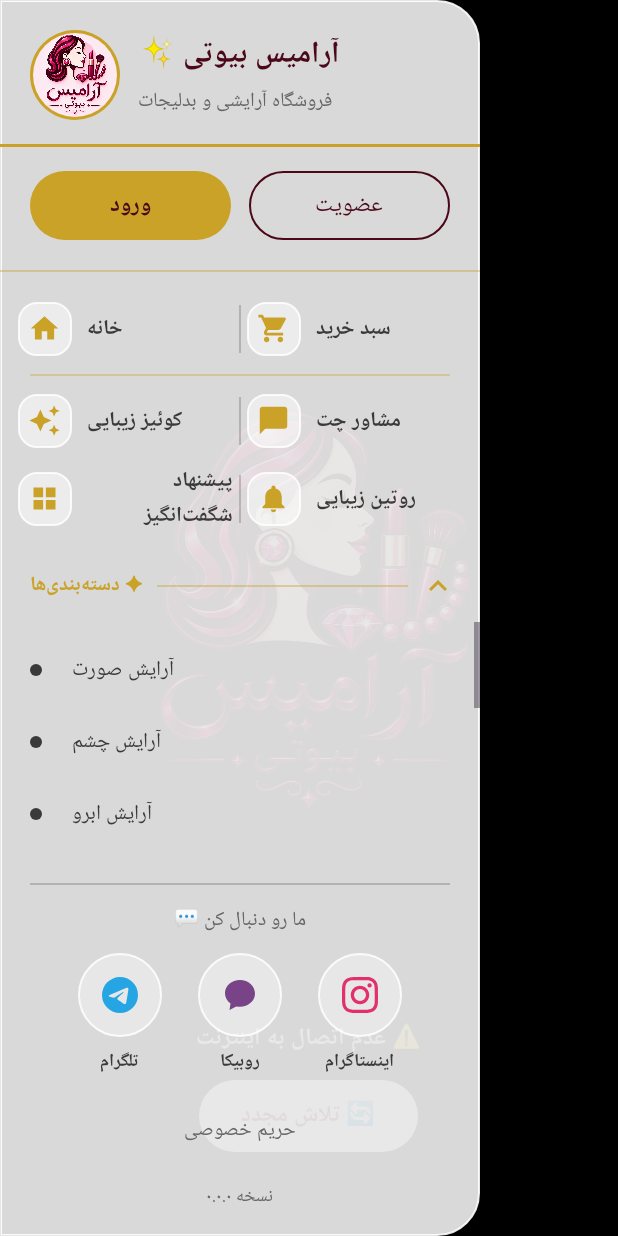
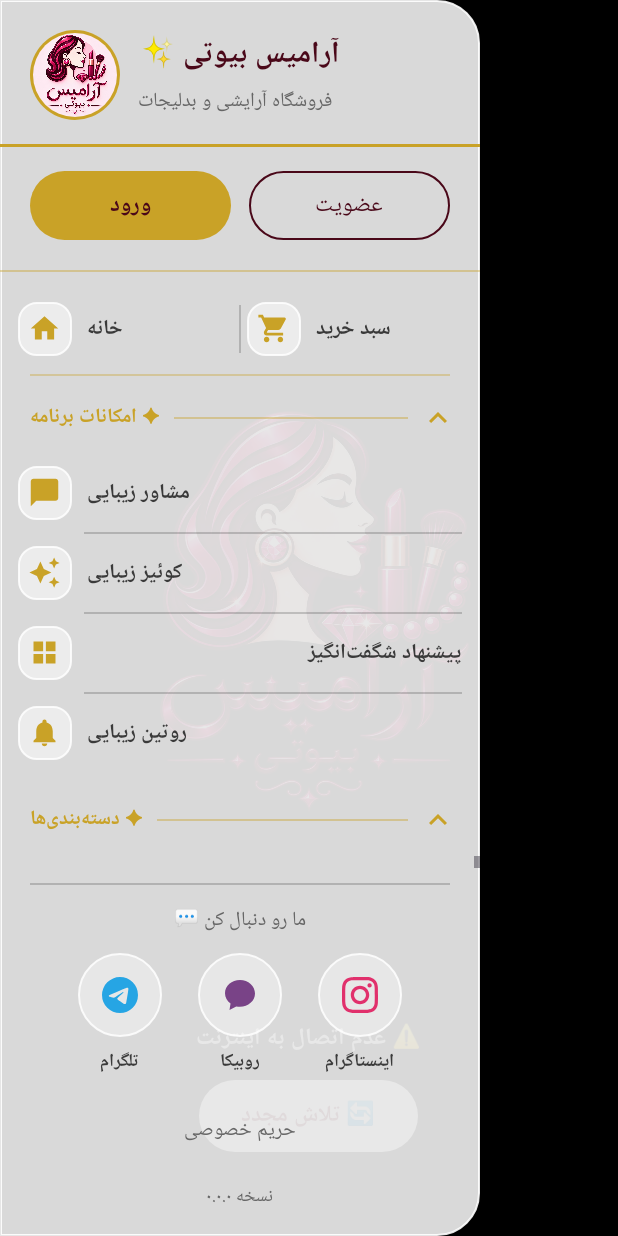
Before and after one commit to IcePower-team/aramis-beauty-app, an Android app: the screen it shows after launch (MainActivity), with the side drawer open, on a phone screen of 412 x 824 dp. Run offline under Robolectric (Android 15) with nearby library versions, the phone set to English and light mode, and no system bars.

Commit message:
Drawer: collapsible «امکانات برنامه» group, vertical feature rows + live deals countdown chip
- New expandable group under Home/Cart with a rotating chevron;
  choice remembered in SharedPreferences (default expanded)
- Advisor, quiz, deals and routine now one full-width row each, so
  «پیشنهاد شگفت‌انگیز» shows its full label; advisor relabelled
  «مشاور زیبایی»
- Deals row carries a small live countdown chip (cached deals only)
- Old pair-row layout removed; Home/Cart and the rest unchanged
- Version stays 1.6.9 (33)

```diff
--- a/app/src/main/java/ir/aramisbeauty/app/MainActivity.kt
+++ b/app/src/main/java/ir/aramisbeauty/app/MainActivity.kt
@@ -74,6 +74,7 @@ class MainActivity : AppCompatActivity() {
     private var splashOffline = false
     private var splashStartTime = 0L
     private val splashHandler = Handler(Looper.getMainLooper())
+    private var dealsChipHandler: Handler? = null
     private val requestNotificationPermission =
         registerForActivityResult(ActivityResultContracts.RequestPermission()) { _ -> }
 
@@ -226,6 +227,54 @@ class MainActivity : AppCompatActivity() {
             setCategoriesExpanded(expanded)
             prefs.edit().putBoolean("drawer_categories_expanded", expanded).apply()
         }
+
+        // App features group — same collapsible pattern as categories:
+        // header with a rotating chevron, choice remembered in prefs.
+        // Default expanded on first install.
+        val featuresGroup = findViewById<View>(R.id.features_group)
+        val featuresChevron = findViewById<ImageView>(R.id.features_chevron)
+        fun setFeaturesExpanded(expanded: Boolean) {
+            featuresGroup.visibility = if (expanded) View.VISIBLE else View.GONE
+            featuresChevron.rotation = if (expanded) 180f else 0f
+        }
+        setFeaturesExpanded(prefs.getBoolean("drawer_features_expanded", true))
+        findViewById<View>(R.id.features_header).setOnClickListener {
+            val expanded = featuresGroup.visibility != View.VISIBLE
+            featuresChevron.animate()
+                .rotation(if (expanded) 180f else 0f)
+                .setDuration(250).start()
+            setFeaturesExpanded(expanded)
+            prefs.edit().putBoolean("drawer_features_expanded", expanded).apply()
+        }
+
+        // Live countdown chip on the deals row (cached deals only; hidden
+        // until the deals have been fetched once, and after they end).
+        // Ticks once a second, same as the DealsActivity countdown.
+        val dealsChip = findViewById<TextView>(R.id.deals_countdown_chip)
+        val chipHandler = Handler(Looper.getMainLooper())
+        dealsChipHandler = chipHandler
+        val dealsChipTick = object : Runnable {
+            override fun run() {
+                try {
+                    val cfg = RemoteDeals.loadCached(this@MainActivity)
+                    if (cfg == null) {
+                        dealsChip.visibility = View.GONE
+                    } else {
+                        val remaining = cfg.endsAtMillis - System.currentTimeMillis()
+                        if (remaining <= 0) {
+                            dealsChip.visibility = View.GONE
+                        } else {
+                            dealsChip.visibility = View.VISIBLE
+                            dealsChip.text = formatDealsChip(remaining)
+                        }
+                    }
+                } catch (_: Exception) {
+                    dealsChip.visibility = View.GONE
+                }
+                chipHandler.postDelayed(this, 1000)
+            }
+        }
+        chipHandler.post(dealsChipTick)
 
         // Login / register buttons in the drawer header
         val header = findViewById<View>(R.id.drawer_header)
@@ -638,6 +687,17 @@ class MainActivity : AppCompatActivity() {
         webView.loadUrl(url)
     }
 
+    /** Compact countdown for the deals drawer chip: «⏳ ۲ روز» or «⏳ ۱۲:۳۴:۵۶». */
+    private fun formatDealsChip(millis: Long): String {
+        val totalSeconds = millis / 1000
+        val days = totalSeconds / 86400
+        if (days > 0) return "⏳ ${toFaDigits(days.toString())} روز"
+        val hours = (totalSeconds % 86400) / 3600
+        val minutes = (totalSeconds % 3600) / 60
+        val seconds = totalSeconds % 60
+        return "⏳ ${toFaDigits("%02d:%02d:%02d".format(hours, minutes, seconds))}"
+    }
+
     private fun openExternal(url: String) {
         try {
             startActivity(Intent(Intent.ACTION_VIEW, Uri.parse(url)))
@@ -647,6 +707,7 @@ class MainActivity : AppCompatActivity() {
     }
 
     override fun onDestroy() {
+        dealsChipHandler?.removeCallbacksAndMessages(null)
         webView.destroy()
         super.onDestroy()
     }
--- a/app/src/main/res/layout/activity_main.xml
+++ b/app/src/main/res/layout/activity_main.xml
@@ -251,23 +251,110 @@
                 android:alpha="0.35"
                 android:background="@color/gold" />
 
+            <!-- App features — collapsible group, one full-width row each
+                 (v1.6.9 fix: «پیشنهاد شگفت‌انگیز» was cramped in a pair) -->
             <LinearLayout
+                android:id="@+id/features_header"
                 android:layout_width="match_parent"
                 android:layout_height="wrap_content"
-                android:orientation="horizontal">
+                android:background="?attr/selectableItemBackground"
+                android:clickable="true"
+                android:focusable="true"
+                android:gravity="center_vertical"
+                android:minHeight="48dp"
+                android:orientation="horizontal"
+                android:paddingStart="20dp"
+                android:paddingEnd="16dp"
+                android:paddingTop="8dp"
+                android:paddingBottom="8dp">
+
+                <TextView
+                    android:layout_width="wrap_content"
+                    android:layout_height="wrap_content"
+                    android:text="@string/nav_features"
+                    android:textColor="@color/gold"
+                    android:textSize="13sp"
+                    android:textStyle="bold" />
+
+                <View
+                    android:layout_width="0dp"
+                    android:layout_height="1dp"
+                    android:layout_marginStart="10dp"
+                    android:layout_weight="1"
+                    android:alpha="0.4"
+                    android:background="@color/gold" />
+
+                <ImageView
+                    android:id="@+id/features_chevron"
+                    android:layout_width="24dp"
+                    android:layout_height="24dp"
+                    android:layout_marginStart="8dp"
+                    android:contentDescription="باز و بسته کردن امکانات برنامه"
+                    android:src="@drawable/ic_chevron_down"
+                    android:tint="@color/gold" />
+            </LinearLayout>
+
+            <LinearLayout
+                android:id="@+id/features_group"
+                android:layout_width="match_parent"
+                android:layout_height="wrap_content"
+                android:orientation="vertical">
 
                 <LinearLayout
-                    android:id="@+id/row_quiz"
-                    android:layout_width="0dp"
+                    android:id="@+id/row_advisor"
+                    android:layout_width="match_parent"
                     android:layout_height="52dp"
-                    android:layout_weight="1"
                     android:background="?attr/selectableItemBackground"
                     android:clickable="true"
                     android:focusable="true"
                     android:gravity="center_vertical"
                     android:orientation="horizontal"
                     android:paddingStart="12dp"
-                    android:paddingEnd="4dp">
+                    android:paddingEnd="12dp">
+
+                    <LinearLayout
+                        android:layout_width="36dp"
+                        android:layout_height="36dp"
+                        android:background="@drawable/drawer_icon_chip"
+                        android:gravity="center"
+                        android:orientation="vertical">
+
+                        <ImageView
+                            android:layout_width="22dp"
+                            android:layout_height="22dp"
+                            android:contentDescription="@string/nav_advisor"
+                            android:src="@drawable/ic_chat"
+                            android:tint="@color/gold" />
+                    </LinearLayout>
+
+                    <TextView
+                        android:layout_width="wrap_content"
+                        android:layout_height="wrap_content"
+                        android:layout_marginStart="10dp"
+                        android:text="@string/nav_advisor"
+                        android:textColor="@color/drawer_text"
+                        android:textSize="14sp"
+                        android:textStyle="bold" />
+                </LinearLayout>
+
+                <View
+                    android:layout_width="match_parent"
+                    android:layout_height="1dp"
+                    android:layout_marginStart="56dp"
+                    android:layout_marginEnd="12dp"
+                    android:background="#2E000000" />
+
+                <LinearLayout
+                    android:id="@+id/row_quiz"
+                    android:layout_width="match_parent"
+                    android:layout_height="52dp"
+                    android:background="?attr/selectableItemBackground"
+                    android:clickable="true"
+                    android:focusable="true"
+                    android:gravity="center_vertical"
+                    android:orientation="horizontal"
+                    android:paddingStart="12dp"
+                    android:paddingEnd="12dp">
 
                     <LinearLayout
                         android:layout_width="36dp"
@@ -295,68 +382,23 @@
                 </LinearLayout>
 
                 <View
-                    android:layout_width="1dp"
-                    android:layout_height="32dp"
-                    android:layout_gravity="center_vertical"
+                    android:layout_width="match_parent"
+                    android:layout_height="1dp"
+                    android:layout_marginStart="56dp"
+                    android:layout_marginEnd="12dp"
                     android:background="#2E000000" />
 
                 <LinearLayout
-                    android:id="@+id/row_advisor"
-                    android:layout_width="0dp"
+                    android:id="@+id/row_deals"
+                    android:layout_width="match_parent"
                     android:layout_height="52dp"
-                    android:layout_weight="1"
-                    android:background="?attr/selectableItemBackground"
-                    android:clickable="true"
-                    android:focusable="true"
-                    android:gravity="center_vertical"
-                    android:orientation="horizontal"
-                    android:paddingStart="4dp"
-                    android:paddingEnd="12dp">
-
-                    <LinearLayout
-                        android:layout_width="36dp"
-                        android:layout_height="36dp"
-                        android:background="@drawable/drawer_icon_chip"
-                        android:gravity="center"
-                        android:orientation="vertical">
-
-                        <ImageView
-                            android:layout_width="22dp"
-                            android:layout_height="22dp"
-                            android:contentDescription="@string/nav_advisor"
-                            android:src="@drawable/ic_chat"
-                            android:tint="@color/gold" />
-                    </LinearLayout>
-
-                    <TextView
-                        android:layout_width="wrap_content"
-                        android:layout_height="wrap_content"
-                        android:layout_marginStart="10dp"
-                        android:text="@string/nav_advisor"
-                        android:textColor="@color/drawer_text"
-                        android:textSize="14sp"
-                        android:textStyle="bold" />
-                </LinearLayout>
-            </LinearLayout>
-
-            <!-- v1.6.9: flash deals + beauty routine, same pair layout -->
-            <LinearLayout
-                android:layout_width="match_parent"
-                android:layout_height="wrap_content"
-                android:orientation="horizontal">
-
-                <LinearLayout
-                    android:id="@+id/row_deals"
-                    android:layout_width="0dp"
-                    android:layout_height="52dp"
-                    android:layout_weight="1"
                     android:background="?attr/selectableItemBackground"
                     android:clickable="true"
                     android:focusable="true"
                     android:gravity="center_vertical"
                     android:orientation="horizontal"
                     android:paddingStart="12dp"
-                    android:paddingEnd="4dp">
+                    android:paddingEnd="12dp">
 
                     <LinearLayout
                         android:layout_width="36dp"
@@ -374,32 +416,47 @@
                     </LinearLayout>
 
                     <TextView
-                        android:layout_width="wrap_content"
+                        android:layout_width="0dp"
                         android:layout_height="wrap_content"
                         android:layout_marginStart="10dp"
+                        android:layout_weight="1"
                         android:text="@string/nav_deals"
                         android:textColor="@color/drawer_text"
                         android:textSize="14sp"
                         android:textStyle="bold" />
+
+                    <TextView
+                        android:id="@+id/deals_countdown_chip"
+                        android:layout_width="wrap_content"
+                        android:layout_height="wrap_content"
+                        android:background="@drawable/glass_pill"
+                        android:paddingStart="8dp"
+                        android:paddingEnd="8dp"
+                        android:paddingTop="3dp"
+                        android:paddingBottom="3dp"
+                        android:textColor="@color/gold"
+                        android:textSize="11sp"
+                        android:textStyle="bold"
+                        android:visibility="gone" />
                 </LinearLayout>
 
                 <View
-                    android:layout_width="1dp"
-                    android:layout_height="32dp"
-                    android:layout_gravity="center_vertical"
+                    android:layout_width="match_parent"
+                    android:layout_height="1dp"
+                    android:layout_marginStart="56dp"
+                    android:layout_marginEnd="12dp"
                     android:background="#2E000000" />
 
                 <LinearLayout
                     android:id="@+id/row_routine"
-                    android:layout_width="0dp"
+                    android:layout_width="match_parent"
                     android:layout_height="52dp"
-                    android:layout_weight="1"
                     android:background="?attr/selectableItemBackground"
                     android:clickable="true"
                     android:focusable="true"
                     android:gravity="center_vertical"
                     android:orientation="horizontal"
-                    android:paddingStart="4dp"
+                    android:paddingStart="12dp"
                     android:paddingEnd="12dp">
 
                     <LinearLayout
--- a/app/src/main/res/values/strings.xml
+++ b/app/src/main/res/values/strings.xml
@@ -11,9 +11,10 @@
     <string name="nav_home">خانه</string>
     <string name="nav_cart">سبد خرید</string>
     <string name="nav_quiz">کوئیز زیبایی</string>
-    <string name="nav_advisor">مشاور چت</string>
+    <string name="nav_advisor">مشاور زیبایی</string>
     <string name="nav_deals">پیشنهاد شگفت‌انگیز</string>
     <string name="nav_routine">روتین زیبایی</string>
+    <string name="nav_features">✦ امکانات برنامه</string>
     <string name="nav_categories">دسته‌بندی‌ها</string>
     <string name="nav_makeup_face">آرایش صورت</string>
     <string name="nav_makeup_eyes">آرایش چشم</string>
```
